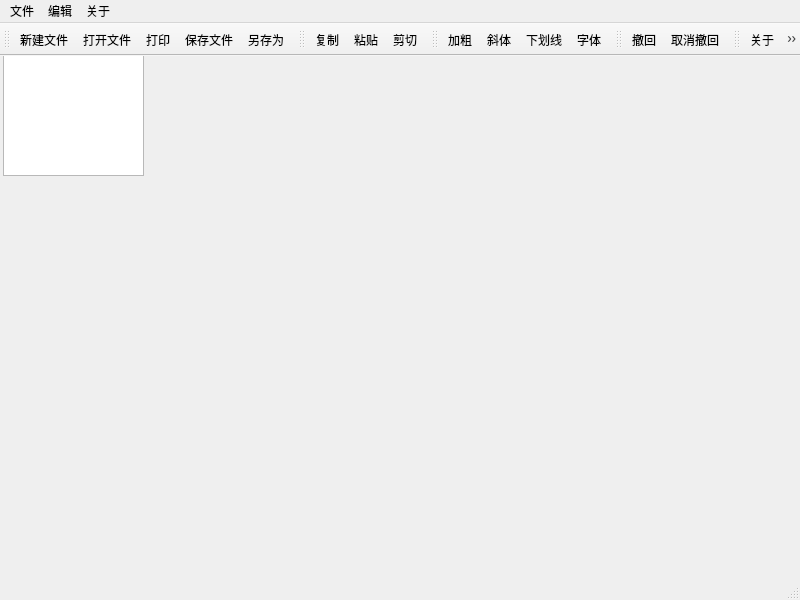
Old version of the form mainwindow.ui in the repository zktkzc/qt_demo_code_editor.
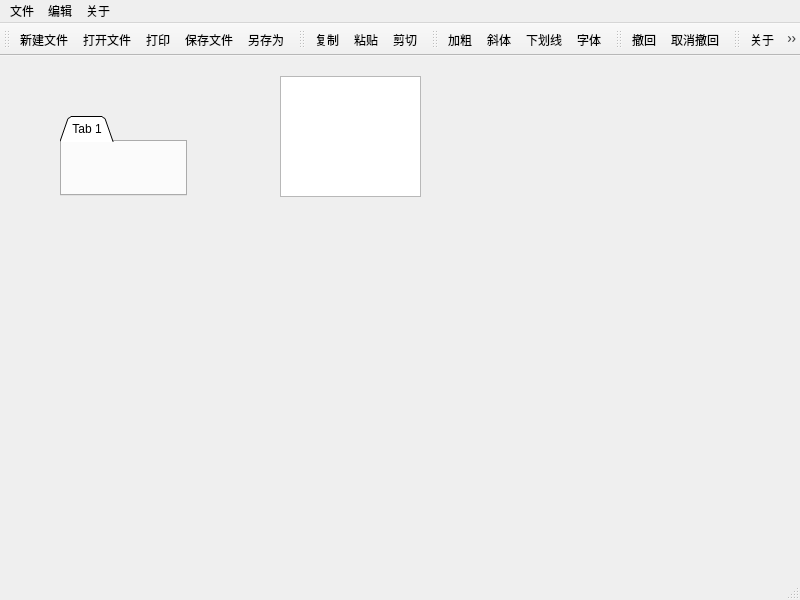
New version of the form. Icons and pictures are not drawn.

Commit message: 添加tab标签页

The edit to the form file:
```diff
--- a/mainwindow.ui
+++ b/mainwindow.ui
@@ -21,13 +21,34 @@
    <widget class="QTextEdit" name="textEdit">
     <property name="geometry">
      <rect>
-      <x>3</x>
-      <y>-1</y>
+      <x>280</x>
+      <y>20</y>
       <width>141</width>
       <height>121</height>
      </rect>
     </property>
    </widget>
+   <widget class="QTabWidget" name="tabWidget">
+    <property name="geometry">
+     <rect>
+      <x>60</x>
+      <y>60</y>
+      <width>127</width>
+      <height>80</height>
+     </rect>
+    </property>
+    <property name="tabShape">
+     <enum>QTabWidget::Triangular</enum>
+    </property>
+    <property name="currentIndex">
+     <number>0</number>
+    </property>
+    <widget class="QWidget" name="tab">
+     <attribute name="title">
+      <string>Tab 1</string>
+     </attribute>
+    </widget>
+   </widget>
   </widget>
   <widget class="QMenuBar" name="menubar">
    <property name="geometry">
```
The commit also changes 1 other file.
